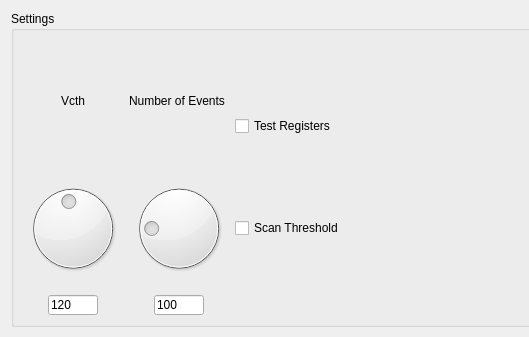
This is GUI/View/datatesttab.ui in tristandupree/Ph2_ACF as Qt 5 draws it before an edit; both pictures show x 0 to 529 and y 0 to 337 of the 986 by 659 pixel window. The edited form follows.
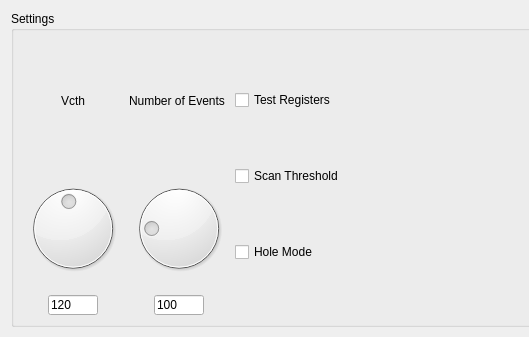
This is the edited form.

Patch:
```diff
--- a/GUI/View/datatesttab.ui
+++ b/GUI/View/datatesttab.ui
@@ -117,6 +117,13 @@
             </property>
            </widget>
           </item>
+          <item>
+           <widget class="QCheckBox" name="checkHoleMode">
+            <property name="text">
+             <string>Hole Mode</string>
+            </property>
+           </widget>
+          </item>
          </layout>
         </item>
         <item>
```
